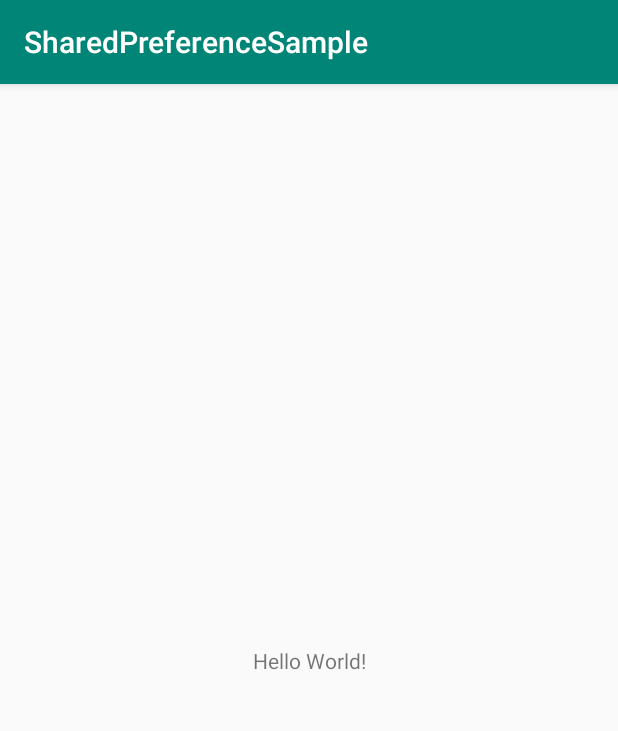
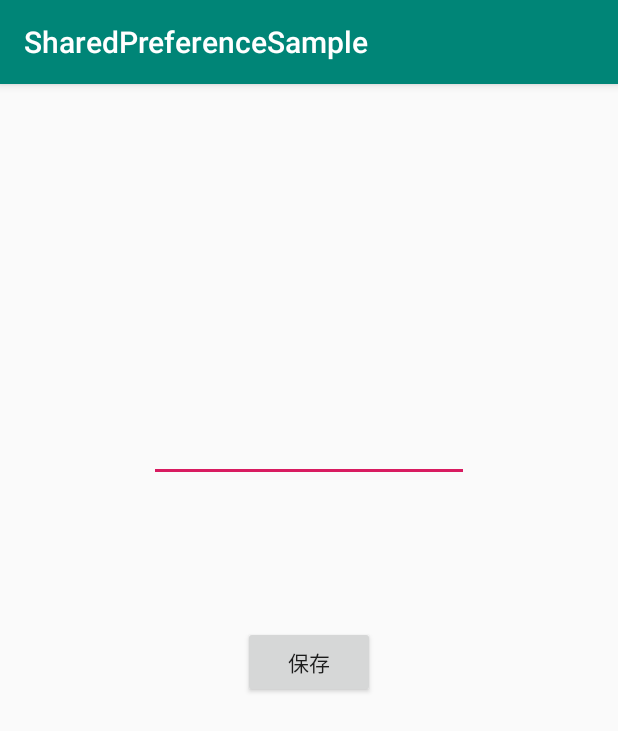
Before and after one commit to y-sumida/SharedPreferenceSample, an Android app: the screen it shows after launch (MainActivity), on a phone screen of 412 x 824 dp. Shown: the top 731 px of the screen. Run offline under Robolectric (Android 15) with nearby library versions, the phone set to English and light mode, and no system bars.

Commit message:
メインの画面のレイアウトを実装

```diff
--- a/app/src/main/res/layout/activity_main.xml
+++ b/app/src/main/res/layout/activity_main.xml
@@ -6,14 +6,24 @@
         android:layout_width="match_parent"
         android:layout_height="match_parent"
         tools:context=".MainActivity">
-
-    <TextView
+    <EditText
             android:layout_width="wrap_content"
             android:layout_height="wrap_content"
-            android:text="Hello World!"
-            app:layout_constraintBottom_toBottomOf="parent"
-            app:layout_constraintLeft_toLeftOf="parent"
-            app:layout_constraintRight_toRightOf="parent"
-            app:layout_constraintTop_toTopOf="parent"/>
-
+            android:inputType="textPersonName"
+            android:ems="10"
+            android:id="@+id/editText" android:layout_marginTop="8dp"
+            app:layout_constraintTop_toTopOf="parent" android:layout_marginStart="8dp"
+            app:layout_constraintStart_toStartOf="parent" android:layout_marginEnd="8dp"
+            app:layout_constraintEnd_toEndOf="parent" android:layout_marginBottom="8dp"
+            app:layout_constraintBottom_toBottomOf="parent" app:layout_constraintVertical_bias="0.3"
+            android:autofillHints=""/>
+    <Button
+            android:text="@string/save"
+            android:layout_width="wrap_content"
+            android:layout_height="wrap_content"
+            android:id="@+id/store" android:layout_marginTop="8dp"
+            app:layout_constraintTop_toBottomOf="@+id/editText" app:layout_constraintStart_toStartOf="parent"
+            android:layout_marginStart="8dp" app:layout_constraintEnd_toEndOf="parent" android:layout_marginEnd="8dp"
+            android:layout_marginBottom="8dp" app:layout_constraintBottom_toBottomOf="parent"
+            app:layout_constraintVertical_bias="0.19999999"/>
 </android.support.constraint.ConstraintLayout>
--- a/app/src/main/res/values/strings.xml
+++ b/app/src/main/res/values/strings.xml
@@ -1,3 +1,4 @@
 <resources>
     <string name="app_name">SharedPreferenceSample</string>
+    <string name="save">保存</string>
 </resources>
```
